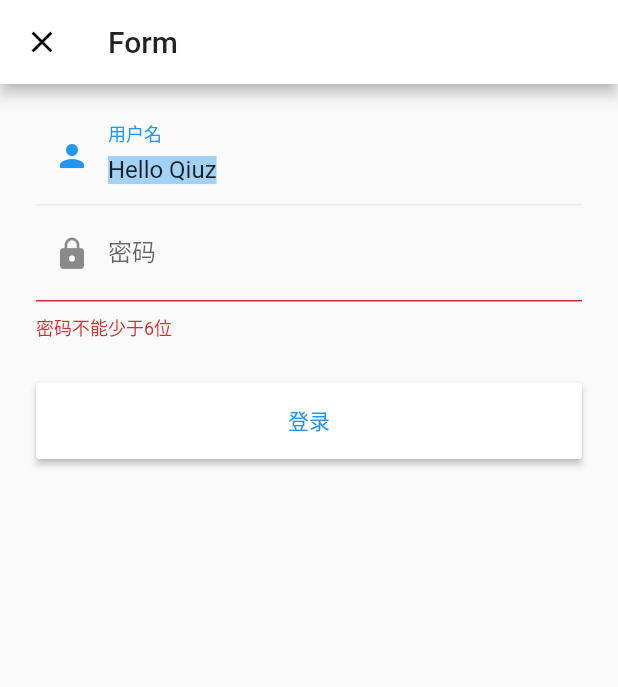
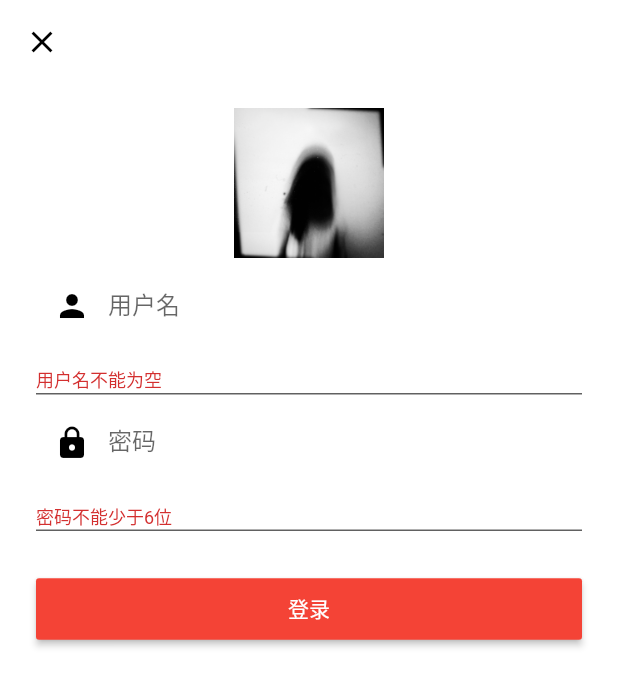
Before and after one commit to qiuziz/meizi-photo, a Flutter app: the screen it shows after launch, after a tap on "收藏", on a phone screen of 412 x 824 dp. Shown: the top 687 px of the screen. Run offline on Flutter 3.47's test engine with Material 2 defaults, Android fonts, the phone set to English and light mode, and no system bars; our stand-ins replace cached_network_image, dio, fluttertoast, shared_preferences; network calls fail.

Commit message:
login style

```diff
--- a/lib/container/home/home.dart
+++ b/lib/container/home/home.dart
@@ -37,7 +37,7 @@ class _HomeState extends State<Home> {
   void isLogin() async {
     SharedPreferences prefs = await SharedPreferences.getInstance();
     String userInfoStr = prefs.get('userInfo');
-    Map<String, dynamic> userInfo = json.decode(userInfoStr);
+    Map<String, dynamic> userInfo = null != userInfoStr ? json.decode(userInfoStr) : {};
     if (null != userInfo['userId']) {
       userId = userInfo['userId'];
       pages..add(Like(userId: userInfo['userId'],));
@@ -53,10 +53,11 @@ class _HomeState extends State<Home> {
             builder: (context) => new Login(),
           ),
         );
+    } else {
+      setState(() {
+        _currentIndex = index;
+      });
     }
-    setState(() {
-      _currentIndex = index;
-    });
   }
 
   @override
--- a/lib/container/login/login.dart
+++ b/lib/container/login/login.dart
@@ -32,14 +32,6 @@ class _LoginState extends State<Login> {
   @override
   void initState() {
     super.initState();
-    _usernameController.text = 'Hello Qiuz';
-    _usernameController.selection = TextSelection(
-      baseOffset: 0,
-      extentOffset: _usernameController.text.length
-    );
-    _usernameController.addListener(() {
-      print(_usernameController.text);
-    });
   }
 
   void save(Map<String, dynamic> userInfo) async {
@@ -71,9 +63,11 @@ class _LoginState extends State<Login> {
   @override
   Widget build(BuildContext context) {
     return new Scaffold(
+      backgroundColor: Colors.white,
       appBar: AppBar(
-        title: Text('Form'),
+        elevation: 0,
       ),
+      resizeToAvoidBottomPadding: false,
       body: Padding(
         padding: const EdgeInsets.symmetric(vertical: 16.0, horizontal: 24.0),
         child: Form(
@@ -81,15 +75,18 @@ class _LoginState extends State<Login> {
           autovalidate: true,
           child: Column(
             children: <Widget>[
+              Image.asset('assets/images/logo.png', width: 100.0,),
+              // ClipOval(
+              //    child: Image.asset('assets/images/logo.png', width: 150.0,),
+              // ),
               Container(
                 child: TextFormField(
                   controller: _usernameController,
-                  autofocus: true,
                   focusNode: focusNode1,
                   decoration: InputDecoration(
                     labelText: '用户名',
-                    hintText: '用户名或邮箱',
-                    prefixIcon: Icon(Icons.person),
+                    hintText: '请输入用户名',
+                    prefixIcon: Icon(Icons.person, color: Colors.black,),
                     border: InputBorder.none
                   ),
                   validator: (v) {
@@ -99,33 +96,39 @@ class _LoginState extends State<Login> {
                   },
                 ),
                 decoration: BoxDecoration(
-                  border: Border(bottom: BorderSide(color: Colors.grey[200], width: 1.0))
+                  border: Border(bottom: BorderSide(color: Colors.grey[700], width: 1.0))
                 ),
               ),
-
-              TextFormField(
-                controller: _pwdController,
-                focusNode: focusNode2,
-                decoration: InputDecoration(
+              Container(
+                child: TextFormField(
+                  controller: _pwdController,
+                  focusNode: focusNode2,
+                  decoration: InputDecoration(
                   labelText: '密码',
-                  hintText: '您的登录密码',
-                  prefixIcon: Icon(Icons.lock)
+                  hintText: '请输入登录密码',
+                  prefixIcon: Icon(Icons.lock, color: Colors.black,),
+                  border: InputBorder.none
                 ),
                 obscureText: true,
                 validator: (v) {
                   return v.trim().length > 5 ? null : '密码不能少于6位';
                 },
+                ),
+                decoration: BoxDecoration(
+                  border: Border(bottom: BorderSide(color: Colors.grey[700], width: 1.0))
+                ),
               ),
+
               Padding(
                 padding: const EdgeInsets.only(top: 28.0),
                 child: Row(
                   children: <Widget>[
                     Expanded(
                       child: RaisedButton(
-                        padding: EdgeInsets.all(15.0),
+                        padding: EdgeInsets.all(10.0),
                         child: Text('登录'),
-                        color: Theme.of(context).primaryColor,
-                        textColor: Colors.blue,
+                        color: Colors.red,
+                        textColor: Colors.white,
                         onPressed: login,
                       ),
                     )
--- a/pubspec.yaml
+++ b/pubspec.yaml
@@ -49,7 +49,7 @@ flutter:
   # the material Icons class.
   uses-material-design: true
   assets:
-   - assets/
+   - assets/images/
 
   # To add assets to your application, add an assets section, like this:
   # assets:
```
Also changed, not shown: assets/images/logo.png (added).
